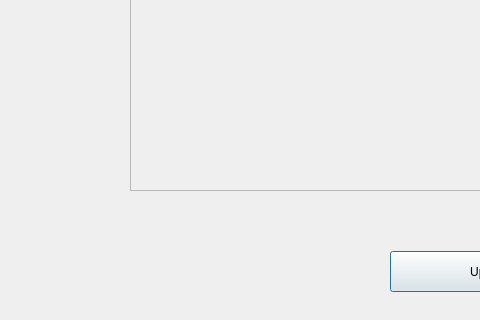
Before: the Qt Designer form Main/client/gui/ui/user.ui in SuperName3102/Final-Project, drawn with Qt 5; both pictures show x 0 to 480 and y 230 to 550 of the 1000 by 550 pixel window.
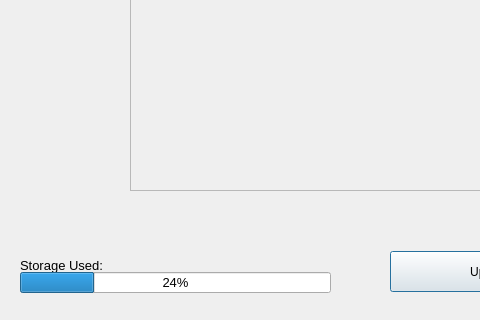
After: the same form once the commit is applied.

Commit message: added upload download and storage limits

Patch:
```diff
--- a/Main/client/gui/ui/user.ui
+++ b/Main/client/gui/ui/user.ui
@@ -188,6 +188,42 @@
      </property>
     </widget>
    </widget>
+   <widget class="QLabel" name="storage_label">
+    <property name="geometry">
+     <rect>
+      <x>20</x>
+      <y>480</y>
+      <width>271</width>
+      <height>31</height>
+     </rect>
+    </property>
+    <property name="font">
+     <font>
+      <pointsize>10</pointsize>
+     </font>
+    </property>
+    <property name="text">
+     <string>Storage Used:</string>
+    </property>
+   </widget>
+   <widget class="QProgressBar" name="storage_remaining">
+    <property name="geometry">
+     <rect>
+      <x>20</x>
+      <y>502</y>
+      <width>311</width>
+      <height>21</height>
+     </rect>
+    </property>
+    <property name="font">
+     <font>
+      <pointsize>10</pointsize>
+     </font>
+    </property>
+    <property name="value">
+     <number>24</number>
+    </property>
+   </widget>
   </widget>
  </widget>
  <resources/>
```
The commit also changes 85 other files.
